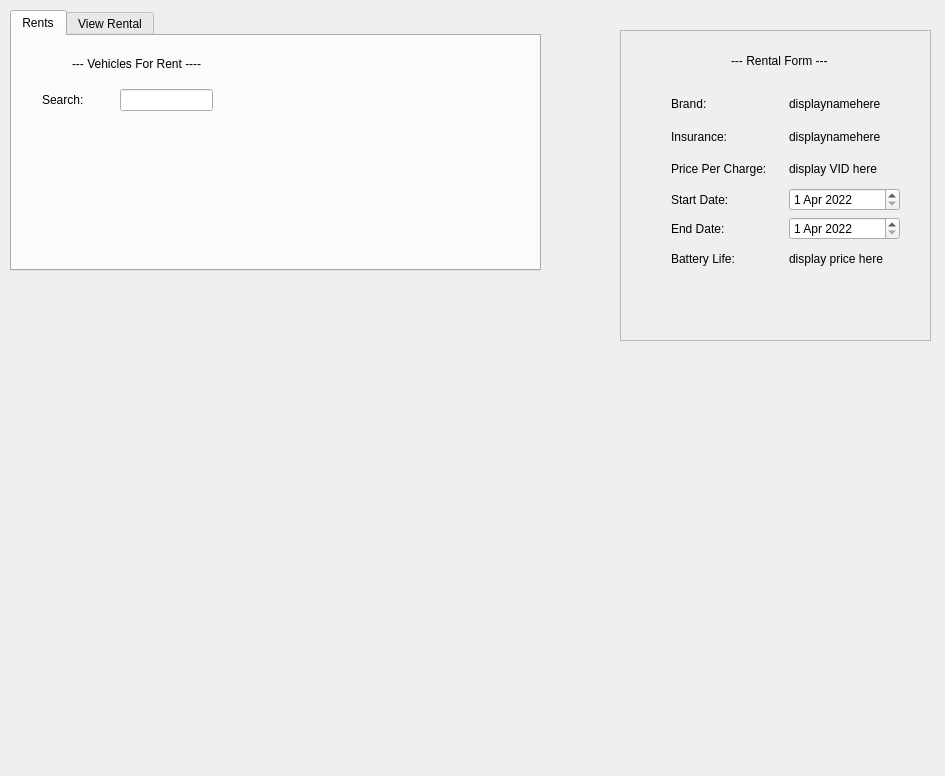
Above: RenTogether/secdialog.ui from GMengRong/ICT1009-CPP-RenTogether before the change. Below: the same form after it.
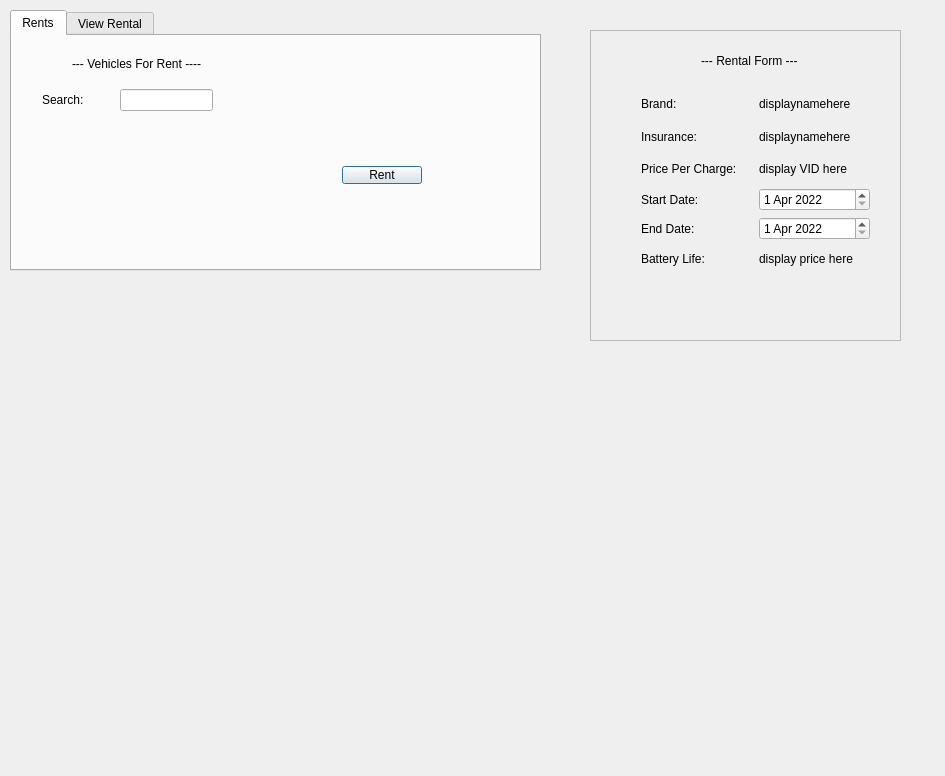
That is the form after the change.

Commit message: updated rent btn psps

Patch:
```diff
--- a/RenTogether/secdialog.ui
+++ b/RenTogether/secdialog.ui
@@ -64,6 +64,19 @@
       <string>--- Vehicles For Rent ----</string>
      </property>
     </widget>
+    <widget class="QPushButton" name="rentBtn">
+     <property name="geometry">
+      <rect>
+       <x>330</x>
+       <y>130</y>
+       <width>80</width>
+       <height>18</height>
+      </rect>
+     </property>
+     <property name="text">
+      <string>Rent</string>
+     </property>
+    </widget>
    </widget>
    <widget class="QWidget" name="viewRental">
     <attribute name="title">
@@ -74,7 +87,7 @@
   <widget class="QScrollArea" name="scrollArea_2">
    <property name="geometry">
     <rect>
-     <x>620</x>
+     <x>590</x>
      <y>30</y>
      <width>311</width>
      <height>311</height>
```
